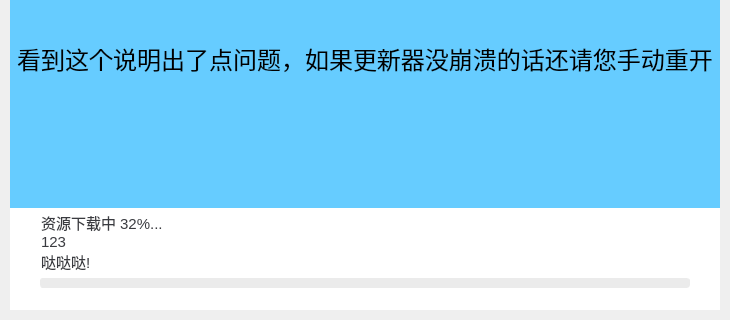
Above: mainwindow.ui from kongying-tavern/yuanshendt-updater before the change; both pictures show x 0 to 730 and y 202 to 522 of the 730 by 522 pixel window. Below: the same form after it.
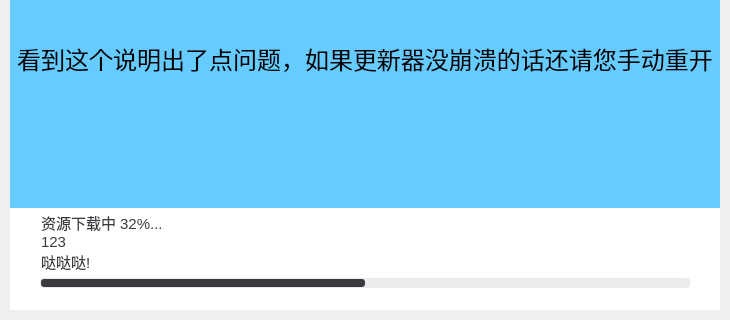
That is the form after the change. The open tabs and pages were chosen to show the change. Icons and pictures are not drawn.

```diff
--- a/mainwindow.ui
+++ b/mainwindow.ui
@@ -127,7 +127,7 @@
        <number>100</number>
       </property>
       <property name="value">
-       <number>0</number>
+       <number>50</number>
       </property>
       <property name="textVisible">
        <bool>false</bool>
```
Left out of the diff: 2 changed lines with no effect on the pictures.
